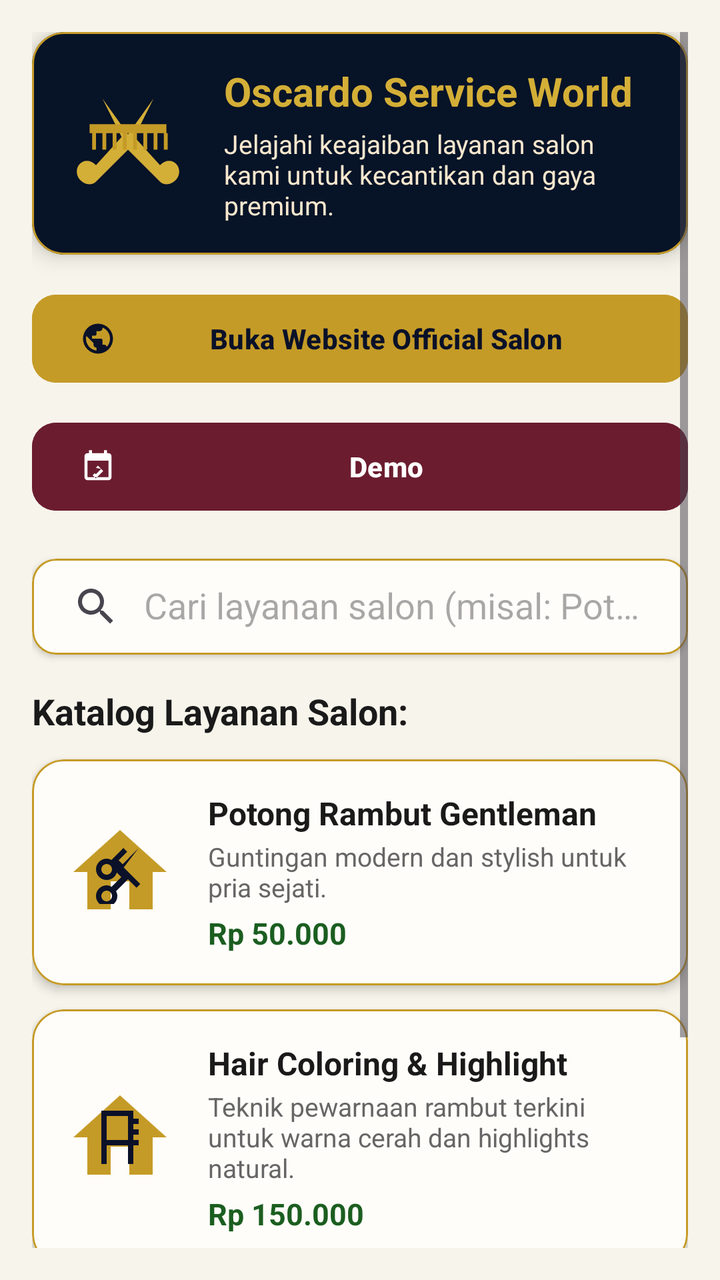
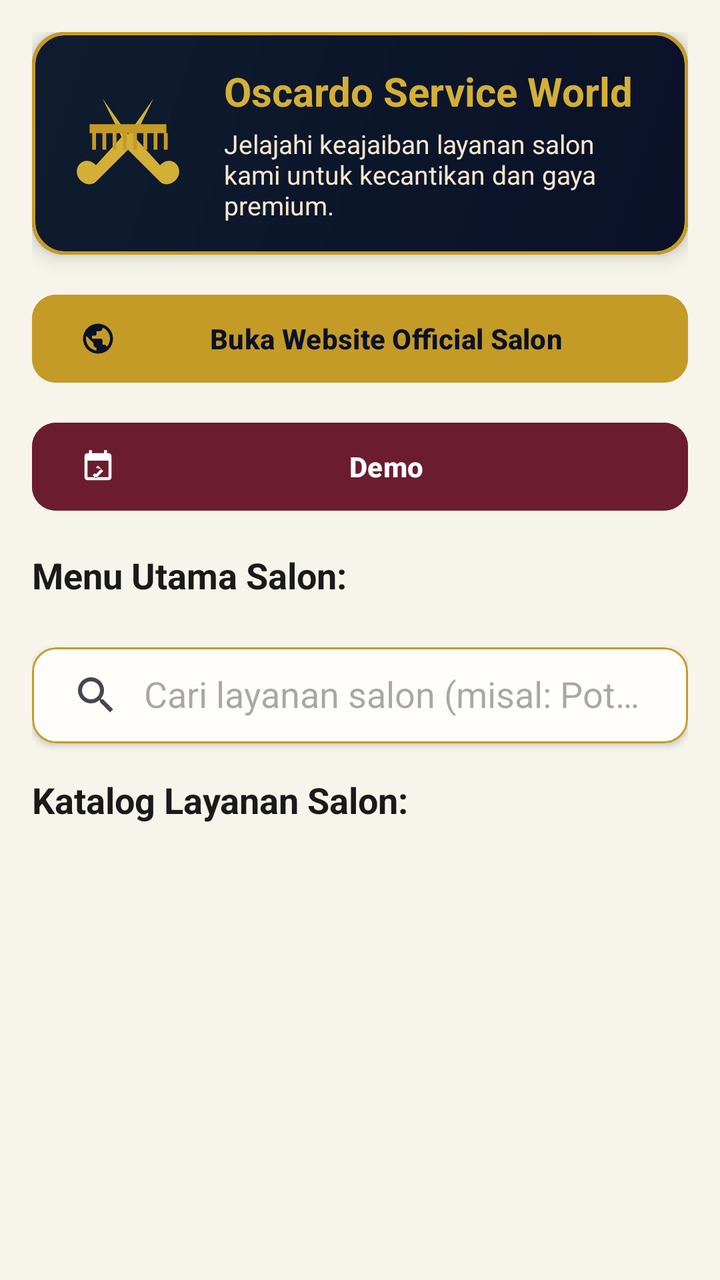

Screens rendered from an Android XML layout before and after an edit, with the pre-edit source and the edit as a unified diff.
<!-- AndroidManifest.xml: application theme Theme.HIKChitato -->
<!-- res/layout/fragment_home.xml -->
<?xml version="1.0" encoding="utf-8"?>
<ScrollView xmlns:android="http://schemas.android.com/apk/res/android"
    xmlns:app="http://schemas.android.com/apk/res-auto"
    android:layout_width="match_parent"
    android:layout_height="match_parent"
    android:background="@color/oscardo_cream_bg"
    android:padding="16dp">

    <LinearLayout
        android:layout_width="match_parent"
        android:layout_height="wrap_content"
        android:orientation="vertical">

        
        <com.google.android.material.card.MaterialCardView
            android:layout_width="match_parent"
            android:layout_height="wrap_content"
            android:layout_marginBottom="16dp"
            app:cardBackgroundColor="@color/oscardo_navy_card"
            app:cardCornerRadius="16dp"
            app:cardElevation="6dp"
            app:strokeColor="@color/oscardo_gold_primary"
            app:strokeWidth="1dp">

            <LinearLayout
                android:layout_width="match_parent"
                android:layout_height="wrap_content"
                android:gravity="center_vertical"
                android:orientation="horizontal"
                android:padding="16dp">

                <ImageView
                    android:layout_width="64dp"
                    android:layout_height="64dp"
                    android:contentDescription="@string/app_name"
                    android:src="@drawable/ic_salon_scissors_comb" />

                <LinearLayout
                    android:layout_width="0dp"
                    android:layout_height="wrap_content"
                    android:layout_marginStart="16dp"
                    android:layout_weight="1"
                    android:orientation="vertical">

                    <TextView
                        android:layout_width="wrap_content"
                        android:layout_height="wrap_content"
                        android:text="Oscardo Service World"
                        android:textColor="@color/oscardo_gold_bright"
                        android:textSize="20sp"
                        android:textStyle="bold" />

                    <TextView
                        android:layout_width="wrap_content"
                        android:layout_height="wrap_content"
                        android:layout_marginTop="4dp"
                        android:text="Jelajahi keajaiban layanan salon kami untuk kecantikan dan gaya premium."
                        android:textColor="@color/oscardo_gold_light"
                        android:textSize="13sp" />

                </LinearLayout>
            </LinearLayout>
        </com.google.android.material.card.MaterialCardView>

        
        <com.google.android.material.button.MaterialButton
            android:id="@+id/btn_open_web"
            android:layout_width="match_parent"
            android:layout_height="52dp"
            android:layout_marginBottom="12dp"
            android:backgroundTint="@color/oscardo_gold_primary"
            android:text="Buka Website Official Salon"
            android:textColor="@color/oscardo_navy_dark"
            android:textStyle="bold"
            app:cornerRadius="12dp"
            app:icon="@drawable/ic_web"
            app:iconTint="@color/oscardo_navy_dark" />

        
        <com.google.android.material.button.MaterialButton
            android:id="@+id/btn_open_fourth"
            android:layout_width="match_parent"
            android:layout_height="52dp"
            android:layout_marginBottom="20dp"
            android:backgroundTint="#6B1D2F"
            android:text="Demo"
            android:textColor="@color/white"
            android:textStyle="bold"
            app:cornerRadius="12dp"
            app:icon="@drawable/ic_interactive"
            app:iconTint="@color/white" />

        
        <com.google.android.material.card.MaterialCardView
            android:layout_width="match_parent"
            android:layout_height="wrap_content"
            android:layout_marginBottom="16dp"
            app:cardBackgroundColor="@color/oscardo_card_cream"
            app:cardCornerRadius="12dp"
            app:cardElevation="2dp"
            app:strokeColor="@color/oscardo_gold_primary"
            app:strokeWidth="1dp">

            <androidx.appcompat.widget.SearchView
                android:id="@+id/search_view_service"
                android:layout_width="match_parent"
                android:layout_height="wrap_content"
                app:iconifiedByDefault="false"
                app:queryHint="Cari layanan salon (misal: Potong, Hair)..." />
        </com.google.android.material.card.MaterialCardView>

        <TextView
            android:layout_width="wrap_content"
            android:layout_height="wrap_content"
            android:layout_marginBottom="12dp"
            android:text="Katalog Layanan Salon:"
            android:textColor="@color/oscardo_text_dark"
            android:textSize="18sp"
            android:textStyle="bold" />

        
        <com.google.android.material.card.MaterialCardView
            android:id="@+id/card_service_1"
            android:layout_width="match_parent"
            android:layout_height="wrap_content"
            android:layout_marginBottom="12dp"
            app:cardBackgroundColor="@color/oscardo_card_cream"
            app:cardCornerRadius="16dp"
            app:cardElevation="3dp"
            app:strokeColor="@color/oscardo_gold_primary"
            app:strokeWidth="1dp">

            <LinearLayout
                android:layout_width="match_parent"
                android:layout_height="wrap_content"
                android:gravity="center_vertical"
                android:orientation="horizontal"
                android:padding="16dp">

                <ImageView
                    android:layout_width="56dp"
                    android:layout_height="56dp"
                    android:background="@drawable/ic_home"
                    android:backgroundTint="@color/oscardo_gold_primary"
                    android:contentDescription="Gentleman Cut"
                    android:padding="12dp"
                    android:src="@drawable/ic_scissors" />

                <LinearLayout
                    android:layout_width="0dp"
                    android:layout_height="wrap_content"
                    android:layout_marginStart="16dp"
                    android:layout_weight="1"
                    android:orientation="vertical">

                    <TextView
                        android:layout_width="wrap_content"
                        android:layout_height="wrap_content"
                        android:text="Potong Rambut Gentleman"
                        android:textColor="@color/oscardo_text_dark"
                        android:textSize="16sp"
                        android:textStyle="bold" />

                    <TextView
                        android:layout_width="wrap_content"
                        android:layout_height="wrap_content"
                        android:layout_marginTop="2dp"
                        android:text="Guntingan modern dan stylish untuk pria sejati."
                        android:textColor="@color/oscardo_text_secondary"
                        android:textSize="13sp" />

                    <TextView
                        android:layout_width="wrap_content"
                        android:layout_height="wrap_content"
                        android:layout_marginTop="4dp"
                        android:text="Rp 50.000"
                        android:textColor="@color/oscardo_green_price"
                        android:textSize="15sp"
                        android:textStyle="bold" />
                </LinearLayout>
            </LinearLayout>
        </com.google.android.material.card.MaterialCardView>

        
        <com.google.android.material.card.MaterialCardView
            android:id="@+id/card_service_2"
            android:layout_width="match_parent"
            android:layout_height="wrap_content"
            android:layout_marginBottom="12dp"
            app:cardBackgroundColor="@color/oscardo_card_cream"
            app:cardCornerRadius="16dp"
            app:cardElevation="3dp"
            app:strokeColor="@color/oscardo_gold_primary"
            app:strokeWidth="1dp">

            <LinearLayout
                android:layout_width="match_parent"
                android:layout_height="wrap_content"
                android:gravity="center_vertical"
                android:orientation="horizontal"
                android:padding="16dp">

                <ImageView
                    android:layout_width="56dp"
                    android:layout_height="56dp"
                    android:background="@drawable/ic_home"
                    android:backgroundTint="@color/oscardo_gold_primary"
                    android:contentDescription="Hair Color"
                    android:padding="12dp"
                    android:src="@drawable/ic_hair_color" />

                <LinearLayout
                    android:layout_width="0dp"
                    android:layout_height="wrap_content"
                    android:layout_marginStart="16dp"
                    android:layout_weight="1"
                    android:orientation="vertical">

                    <TextView
                        android:layout_width="wrap_content"
                        android:layout_height="wrap_content"
                        android:text="Hair Coloring &amp; Highlight"
                        android:textColor="@color/oscardo_text_dark"
                        android:textSize="16sp"
                        android:textStyle="bold" />

                    <TextView
                        android:layout_width="wrap_content"
                        android:layout_height="wrap_content"
                        android:layout_marginTop="2dp"
                        android:text="Teknik pewarnaan rambut terkini untuk warna cerah dan highlights natural."
                        android:textColor="@color/oscardo_text_secondary"
                        android:textSize="13sp" />

                    <TextView
                        android:layout_width="wrap_content"
                        android:layout_height="wrap_content"
                        android:layout_marginTop="4dp"
                        android:text="Rp 150.000"
                        android:textColor="@color/oscardo_green_price"
                        android:textSize="15sp"
                        android:textStyle="bold" />
                </LinearLayout>
            </LinearLayout>
        </com.google.android.material.card.MaterialCardView>

        
        <com.google.android.material.card.MaterialCardView
            android:id="@+id/card_service_3"
            android:layout_width="match_parent"
            android:layout_height="wrap_content"
            android:layout_marginBottom="16dp"
            app:cardBackgroundColor="@color/oscardo_card_cream"
            app:cardCornerRadius="16dp"
            app:cardElevation="3dp"
            app:strokeColor="@color/oscardo_gold_primary"
            app:strokeWidth="1dp">

            <LinearLayout
                android:layout_width="match_parent"
                android:layout_height="wrap_content"
                android:gravity="center_vertical"
                android:orientation="horizontal"
                android:padding="16dp">

                <ImageView
                    android:layout_width="56dp"
                    android:layout_height="56dp"
                    android:background="@drawable/ic_home"
                    android:backgroundTint="@color/oscardo_gold_primary"
                    android:contentDescription="Creambath"
                    android:padding="12dp"
                    android:src="@drawable/ic_creambath" />

                <LinearLayout
                    android:layout_width="0dp"
                    android:layout_height="wrap_content"
                    android:layout_marginStart="16dp"
                    android:layout_weight="1"
                    android:orientation="vertical">

                    <TextView
                        android:layout_width="wrap_content"
                        android:layout_height="wrap_content"
                        android:text="Creambath Premium"
                        android:textColor="@color/oscardo_text_dark"
                        android:textSize="16sp"
                        android:textStyle="bold" />

                    <TextView
                        android:layout_width="wrap_content"
                        android:layout_height="wrap_content"
                        android:layout_marginTop="2dp"
                        android:text="Perawatan rambut mendalam dengan krim pilihan dan pijatan relaksasi."
                        android:textColor="@color/oscardo_text_secondary"
                        android:textSize="13sp" />

                    <TextView
                        android:layout_width="wrap_content"
                        android:layout_height="wrap_content"
                        android:layout_marginTop="4dp"
                        android:text="Rp 85.000"
                        android:textColor="@color/oscardo_green_price"
                        android:textSize="15sp"
                        android:textStyle="bold" />
                </LinearLayout>
            </LinearLayout>
        </com.google.android.material.card.MaterialCardView>

        
        <TextView
            android:id="@+id/tv_empty_search"
            android:layout_width="match_parent"
            android:layout_height="wrap_content"
            android:layout_marginTop="8dp"
            android:layout_marginBottom="16dp"
            android:gravity="center"
            android:text="Layanan salon yang Anda cari tidak ditemukan."
            android:textColor="@color/oscardo_text_secondary"
            android:textSize="14sp"
            android:visibility="gone" />

    </LinearLayout>
</ScrollView>
<!-- resources referenced by this layout -->
<resources>
  <color name="oscardo_card_cream">#FFFDF9</color>
  <color name="oscardo_cream_bg">#F7F4EB</color>
  <color name="oscardo_gold_bright">#D4AF37</color>
  <color name="oscardo_gold_light">#F7E7CE</color>
  <color name="oscardo_gold_primary">#C59B27</color>
  <color name="oscardo_green_price">#1B5E20</color>
  <color name="oscardo_navy_card">#071327</color>
  <color name="oscardo_navy_dark">#0A1128</color>
  <color name="oscardo_text_dark">#1A1A1A</color>
  <color name="oscardo_text_secondary">#666666</color>
  <color name="white">#FFFFFFFF</color>
  <!-- drawable ic_creambath (drawable) -->
  <vector xmlns:android="http://schemas.android.com/apk/res/android"
      android:width="48dp"
      android:height="48dp"
      android:viewportWidth="24"
      android:viewportHeight="24">
      <path
          android:fillColor="#0A1128"
          android:pathData="M12,2A5,5 0 0,0 7,7C7,8.6 7.8,10 9,10.9V13H15V10.9C16.2,10 17,8.6 17,7A5,5 0 0,0 12,2M12,4A3,3 0 0,1 15,7C15,8.7 13.7,10 12,10A3,3 0 0,1 9,7A3,3 0 0,1 12,4M4,15V17H20V15H4M6,18V20H18V18H6Z" />
  </vector>
  <!-- drawable ic_hair_color (drawable) -->
  <vector xmlns:android="http://schemas.android.com/apk/res/android"
      android:width="48dp"
      android:height="48dp"
      android:viewportWidth="24"
      android:viewportHeight="24">
      <path
          android:fillColor="#0A1128"
          android:pathData="M7,2H17V5H19V7H17V9H19V11H17V13H19V15H17V22H15V15H7V22H5V2H7ZM7,4V13H15V4H7Z" />
  </vector>
  <!-- drawable ic_home (drawable) -->
  <vector xmlns:android="http://schemas.android.com/apk/res/android"
      android:width="24dp"
      android:height="24dp"
      android:viewportWidth="24"
      android:viewportHeight="24">
      <path
          android:fillColor="#D4AF37"
          android:pathData="M10,20V14H14V20H19V12H22L12,3L2,12H5V20H10Z" />
  </vector>
  <!-- drawable ic_interactive (drawable) -->
  <vector xmlns:android="http://schemas.android.com/apk/res/android"
      android:width="24dp"
      android:height="24dp"
      android:viewportWidth="24"
      android:viewportHeight="24">
      <path
          android:fillColor="#D4AF37"
          android:pathData="M19,3H18V1H16V3H8V1H6V3H5C3.89,3 3,3.9 3,5V19A2,2 0 0,0 5,21H19A2,2 0 0,0 21,19V5C21,3.9 20.1,3 19,3M19,19H5V8H19V19M10.56,12.78L11.97,11.36L15.5,14.9L10.56,19.84L8.44,17.72L9.85,16.3L10.56,17.01L14.09,13.48L10.56,12.78Z" />
  </vector>
  <!-- drawable ic_scissors (drawable) -->
  <vector xmlns:android="http://schemas.android.com/apk/res/android"
      android:width="48dp"
      android:height="48dp"
      android:viewportWidth="24"
      android:viewportHeight="24">
      <path
          android:fillColor="#0A1128"
          android:pathData="M19,3L13,9.1L11.5,7.6L14.7,4.4L13.3,3L8.8,7.5C8.3,7.2 7.7,7 7,7C4.8,7 3,8.8 3,11C3,13.2 4.8,15 7,15C8.8,15 10.3,13.8 10.8,12.2L12.5,13.9L8.8,17.6C8.3,17.2 7.7,17 7,17C4.8,17 3,18.8 3,21C3,23.2 4.8,25 7,25C9.2,25 11,23.2 11,21C11,20.3 10.8,19.7 10.5,19.2L15,14.7L18.2,17.9L19.6,16.5L13.4,10.3L19,3ZM7,13C5.9,13 5,12.1 5,11C5,9.9 5.9,9 7,9C8.1,9 9,9.9 9,11C9,12.1 8.1,13 7,13ZM7,23C5.9,23 5,22.1 5,21C5,19.9 5.9,19 7,19C8.1,19 9,19.9 9,21C9,22.1 8.1,23 7,23Z" />
  </vector>
  <string name="app_name">Salon Oscardo</string>
  <style name="Theme.HIKChitato" parent="Base.Theme.HIKChitato" />
  <color name="oscardo_navy_medium">#0F1C2E</color>
  <style name="Widget.Oscardo.Toolbar" parent="Widget.Material3.Toolbar">
          <item name="titleTextColor">@color/oscardo_gold_bright</item>
          <item name="subtitleTextColor">@color/oscardo_gold_light</item>
          <item name="background">@color/oscardo_navy_dark</item>
      </style>
  <!-- unchanged entries left out for length: 3 -->
</resources>

<!-- the commit's change to res/layout/fragment_home.xml (unified diff, before → after) -->
@@ -1,9 +1,11 @@
 <?xml version="1.0" encoding="utf-8"?>
 <ScrollView xmlns:android="http://schemas.android.com/apk/res/android"
     xmlns:app="http://schemas.android.com/apk/res-auto"
+    android:id="@+id/scroll_view_home"
     android:layout_width="match_parent"
     android:layout_height="match_parent"
     android:background="@color/oscardo_cream_bg"
+    android:fillViewport="true"
     android:padding="16dp">
 
     <LinearLayout
@@ -20,11 +22,12 @@
             app:cardCornerRadius="16dp"
             app:cardElevation="6dp"
             app:strokeColor="@color/oscardo_gold_primary"
-            app:strokeWidth="1dp">
+            app:strokeWidth="1.5dp">
 
             <LinearLayout
                 android:layout_width="match_parent"
                 android:layout_height="wrap_content"
+                android:background="@drawable/bg_oscardo_banner"
                 android:gravity="center_vertical"
                 android:orientation="horizontal"
                 android:padding="16dp">
@@ -81,7 +84,7 @@
             android:id="@+id/btn_open_fourth"
             android:layout_width="match_parent"
             android:layout_height="52dp"
-            android:layout_marginBottom="20dp"
+            android:layout_marginBottom="16dp"
             android:backgroundTint="#6B1D2F"
             android:text="Demo"
             android:textColor="@color/white"
@@ -89,6 +92,23 @@
             app:cornerRadius="12dp"
             app:icon="@drawable/ic_interactive"
             app:iconTint="@color/white" />
+
+        
+        <TextView
+            android:layout_width="wrap_content"
+            android:layout_height="wrap_content"
+            android:layout_marginBottom="8dp"
+            android:text="Menu Utama Salon:"
+            android:textColor="@color/oscardo_text_dark"
+            android:textSize="18sp"
+            android:textStyle="bold" />
+
+        <androidx.recyclerview.widget.RecyclerView
+            android:id="@+id/rv_home_grid"
+            android:layout_width="match_parent"
+            android:layout_height="wrap_content"
+            android:layout_marginBottom="16dp"
+            android:nestedScrollingEnabled="false" />
 
         
         <com.google.android.material.card.MaterialCardView
@@ -110,6 +130,7 @@
         </com.google.android.material.card.MaterialCardView>
 
         <TextView
+            android:id="@+id/tv_catalog_header"
             android:layout_width="wrap_content"
             android:layout_height="wrap_content"
             android:layout_marginBottom="12dp"
@@ -119,193 +140,14 @@
             android:textStyle="bold" />
 
         
-        <com.google.android.material.card.MaterialCardView
-            android:id="@+id/card_service_1"
-            android:layout_width="match_parent"
-            android:layout_height="wrap_content"
-            android:layout_marginBottom="12dp"
-            app:cardBackgroundColor="@color/oscardo_card_cream"
-            app:cardCornerRadius="16dp"
-            app:cardElevation="3dp"
-            app:strokeColor="@color/oscardo_gold_primary"
-            app:strokeWidth="1dp">
-
-            <LinearLayout
-                android:layout_width="match_parent"
-                android:layout_height="wrap_content"
-                android:gravity="center_vertical"
-                android:orientation="horizontal"
-                android:padding="16dp">
-
-                <ImageView
-                    android:layout_width="56dp"
-                    android:layout_height="56dp"
-                    android:background="@drawable/ic_home"
-                    android:backgroundTint="@color/oscardo_gold_primary"
-                    android:contentDescription="Gentleman Cut"
-                    android:padding="12dp"
-                    android:src="@drawable/ic_scissors" />
-
-                <LinearLayout
-                    android:layout_width="0dp"
-                    android:layout_height="wrap_content"
-                    android:layout_marginStart="16dp"
-                    android:layout_weight="1"
-                    android:orientation="vertical">
-
-                    <TextView
-                        android:layout_width="wrap_content"
-                        android:layout_height="wrap_content"
-                        android:text="Potong Rambut Gentleman"
-                        android:textColor="@color/oscardo_text_dark"
-                        android:textSize="16sp"
-                        android:textStyle="bold" />
-
-                    <TextView
-                        android:layout_width="wrap_content"
-                        android:layout_height="wrap_content"
-                        android:layout_marginTop="2dp"
-                        android:text="Guntingan modern dan stylish untuk pria sejati."
-                        android:textColor="@color/oscardo_text_secondary"
-                        android:textSize="13sp" />
-
-                    <TextView
-                        android:layout_width="wrap_content"
-                        android:layout_height="wrap_content"
-                        android:layout_marginTop="4dp"
-                        android:text="Rp 50.000"
-                        android:textColor="@color/oscardo_green_price"
-                        android:textSize="15sp"
-                        android:textStyle="bold" />
-                </LinearLayout>
-            </LinearLayout>
-        </com.google.android.material.card.MaterialCardView>
-
-        
-        <com.google.android.material.card.MaterialCardView
-            android:id="@+id/card_service_2"
-            android:layout_width="match_parent"
-            android:layout_height="wrap_content"
-            android:layout_marginBottom="12dp"
-            app:cardBackgroundColor="@color/oscardo_card_cream"
-            app:cardCornerRadius="16dp"
-            app:cardElevation="3dp"
-            app:strokeColor="@color/oscardo_gold_primary"
-            app:strokeWidth="1dp">
-
-            <LinearLayout
-                android:layout_width="match_parent"
-                android:layout_height="wrap_content"
-                android:gravity="center_vertical"
-                android:orientation="horizontal"
-                android:padding="16dp">
-
-                <ImageView
-                    android:layout_width="56dp"
-                    android:layout_height="56dp"
-                    android:background="@drawable/ic_home"
-                    android:backgroundTint="@color/oscardo_gold_primary"
-                    android:contentDescription="Hair Color"
-                    android:padding="12dp"
-                    android:src="@drawable/ic_hair_color" />
-
-                <LinearLayout
-                    android:layout_width="0dp"
-                    android:layout_height="wrap_content"
-                    android:layout_marginStart="16dp"
-                    android:layout_weight="1"
-                    android:orientation="vertical">
-
-                    <TextView
-                        android:layout_width="wrap_content"
-                        android:layout_height="wrap_content"
-                        android:text="Hair Coloring &amp; Highlight"
-                        android:textColor="@color/oscardo_text_dark"
-                        android:textSize="16sp"
-                        android:textStyle="bold" />
-
-                    <TextView
-                        android:layout_width="wrap_content"
-                        android:layout_height="wrap_content"
-                        android:layout_marginTop="2dp"
-                        android:text="Teknik pewarnaan rambut terkini untuk warna cerah dan highlights natural."
-                        android:textColor="@color/oscardo_text_secondary"
-                        android:textSize="13sp" />
-
-                    <TextView
-                        android:layout_width="wrap_content"
-                        android:layout_height="wrap_content"
-                        android:layout_marginTop="4dp"
-                        android:text="Rp 150.000"
-                        android:textColor="@color/oscardo_green_price"
-                        android:textSize="15sp"
-                        android:textStyle="bold" />
-                </LinearLayout>
-            </LinearLayout>
-        </com.google.android.material.card.MaterialCardView>
-
-        
-        <com.google.android.material.card.MaterialCardView
-            android:id="@+id/card_service_3"
+        <ListView
+            android:id="@+id/list_view_services"
             android:layout_width="match_parent"
             android:layout_height="wrap_content"
             android:layout_marginBottom="16dp"
-            app:cardBackgroundColor="@color/oscardo_card_cream"
-            app:cardCornerRadius="16dp"
-            app:cardElevation="3dp"
-            app:strokeColor="@color/oscardo_gold_primary"
-            app:strokeWidth="1dp">
-
-            <LinearLayout
-                android:layout_width="match_parent"
-                android:layout_height="wrap_content"
-                android:gravity="center_vertical"
-                android:orientation="horizontal"
-                android:padding="16dp">
-
-                <ImageView
-                    android:layout_width="56dp"
-                    android:layout_height="56dp"
-                    android:background="@drawable/ic_home"
-                    android:backgroundTint="@color/oscardo_gold_primary"
-                    android:contentDescription="Creambath"
-                    android:padding="12dp"
-                    android:src="@drawable/ic_creambath" />
-
-                <LinearLayout
-                    android:layout_width="0dp"
-                    android:layout_height="wrap_content"
-                    android:layout_marginStart="16dp"
-                    android:layout_weight="1"
-                    android:orientation="vertical">
-
-                    <TextView
-                        android:layout_width="wrap_content"
-                        android:layout_height="wrap_content"
-                        android:text="Creambath Premium"
-                        android:textColor="@color/oscardo_text_dark"
-                        android:textSize="16sp"
-                        android:textStyle="bold" />
-
-                    <TextView
-                        android:layout_width="wrap_content"
-                        android:layout_height="wrap_content"
-                        android:layout_marginTop="2dp"
-                        android:text="Perawatan rambut mendalam dengan krim pilihan dan pijatan relaksasi."
-                        android:textColor="@color/oscardo_text_secondary"
-                        android:textSize="13sp" />
-
-                    <TextView
-                        android:layout_width="wrap_content"
-                        android:layout_height="wrap_content"
-                        android:layout_marginTop="4dp"
-                        android:text="Rp 85.000"
-                        android:textColor="@color/oscardo_green_price"
-                        android:textSize="15sp"
-                        android:textStyle="bold" />
-                </LinearLayout>
-            </LinearLayout>
-        </com.google.android.material.card.MaterialCardView>
+            android:divider="@null"
+            android:dividerHeight="0dp"
+            android:nestedScrollingEnabled="false" />
 
         
         <TextView
<!-- resource entries referenced after the edit -->
@@ -5,42 +5,24 @@
   <color name="oscardo_gold_bright">#D4AF37</color>
   <color name="oscardo_gold_light">#F7E7CE</color>
   <color name="oscardo_gold_primary">#C59B27</color>
-  <color name="oscardo_green_price">#1B5E20</color>
   <color name="oscardo_navy_card">#071327</color>
   <color name="oscardo_navy_dark">#0A1128</color>
   <color name="oscardo_text_dark">#1A1A1A</color>
   <color name="oscardo_text_secondary">#666666</color>
   <color name="white">#FFFFFFFF</color>
-  <!-- drawable ic_creambath (drawable) -->
-  <vector xmlns:android="http://schemas.android.com/apk/res/android"
-      android:width="48dp"
-      android:height="48dp"
-      android:viewportWidth="24"
-      android:viewportHeight="24">
-      <path
-          android:fillColor="#0A1128"
-          android:pathData="M12,2A5,5 0 0,0 7,7C7,8.6 7.8,10 9,10.9V13H15V10.9C16.2,10 17,8.6 17,7A5,5 0 0,0 12,2M12,4A3,3 0 0,1 15,7C15,8.7 13.7,10 12,10A3,3 0 0,1 9,7A3,3 0 0,1 12,4M4,15V17H20V15H4M6,18V20H18V18H6Z" />
-  </vector>
-  <!-- drawable ic_hair_color (drawable) -->
-  <vector xmlns:android="http://schemas.android.com/apk/res/android"
-      android:width="48dp"
-      android:height="48dp"
-      android:viewportWidth="24"
-      android:viewportHeight="24">
-      <path
-          android:fillColor="#0A1128"
-          android:pathData="M7,2H17V5H19V7H17V9H19V11H17V13H19V15H17V22H15V15H7V22H5V2H7ZM7,4V13H15V4H7Z" />
-  </vector>
-  <!-- drawable ic_home (drawable) -->
-  <vector xmlns:android="http://schemas.android.com/apk/res/android"
-      android:width="24dp"
-      android:height="24dp"
-      android:viewportWidth="24"
-      android:viewportHeight="24">
-      <path
-          android:fillColor="#D4AF37"
-          android:pathData="M10,20V14H14V20H19V12H22L12,3L2,12H5V20H10Z" />
-  </vector>
+  <!-- drawable bg_oscardo_banner (drawable) -->
+  <?xml version="1.0" encoding="utf-8"?>
+  <shape xmlns:android="http://schemas.android.com/apk/res/android"
+      android:shape="rectangle">
+      <gradient
+          android:angle="135"
+          android:endColor="@color/oscardo_navy_medium"
+          android:startColor="@color/oscardo_navy_dark" />
+      <corners android:radius="16dp" />
+      <stroke
+          android:width="1.5dp"
+          android:color="@color/oscardo_gold_primary" />
+  </shape>
   <!-- drawable ic_interactive (drawable) -->
   <vector xmlns:android="http://schemas.android.com/apk/res/android"
       android:width="24dp"
@@ -50,16 +32,6 @@
       <path
           android:fillColor="#D4AF37"
           android:pathData="M19,3H18V1H16V3H8V1H6V3H5C3.89,3 3,3.9 3,5V19A2,2 0 0,0 5,21H19A2,2 0 0,0 21,19V5C21,3.9 20.1,3 19,3M19,19H5V8H19V19M10.56,12.78L11.97,11.36L15.5,14.9L10.56,19.84L8.44,17.72L9.85,16.3L10.56,17.01L14.09,13.48L10.56,12.78Z" />
-  </vector>
-  <!-- drawable ic_scissors (drawable) -->
-  <vector xmlns:android="http://schemas.android.com/apk/res/android"
-      android:width="48dp"
-      android:height="48dp"
-      android:viewportWidth="24"
-      android:viewportHeight="24">
-      <path
-          android:fillColor="#0A1128"
-          android:pathData="M19,3L13,9.1L11.5,7.6L14.7,4.4L13.3,3L8.8,7.5C8.3,7.2 7.7,7 7,7C4.8,7 3,8.8 3,11C3,13.2 4.8,15 7,15C8.8,15 10.3,13.8 10.8,12.2L12.5,13.9L8.8,17.6C8.3,17.2 7.7,17 7,17C4.8,17 3,18.8 3,21C3,23.2 4.8,25 7,25C9.2,25 11,23.2 11,21C11,20.3 10.8,19.7 10.5,19.2L15,14.7L18.2,17.9L19.6,16.5L13.4,10.3L19,3ZM7,13C5.9,13 5,12.1 5,11C5,9.9 5.9,9 7,9C8.1,9 9,9.9 9,11C9,12.1 8.1,13 7,13ZM7,23C5.9,23 5,22.1 5,21C5,19.9 5.9,19 7,19C8.1,19 9,19.9 9,21C9,22.1 8.1,23 7,23Z" />
   </vector>
   <string name="app_name">Salon Oscardo</string>
   <style name="Theme.HIKChitato" parent="Base.Theme.HIKChitato" />
